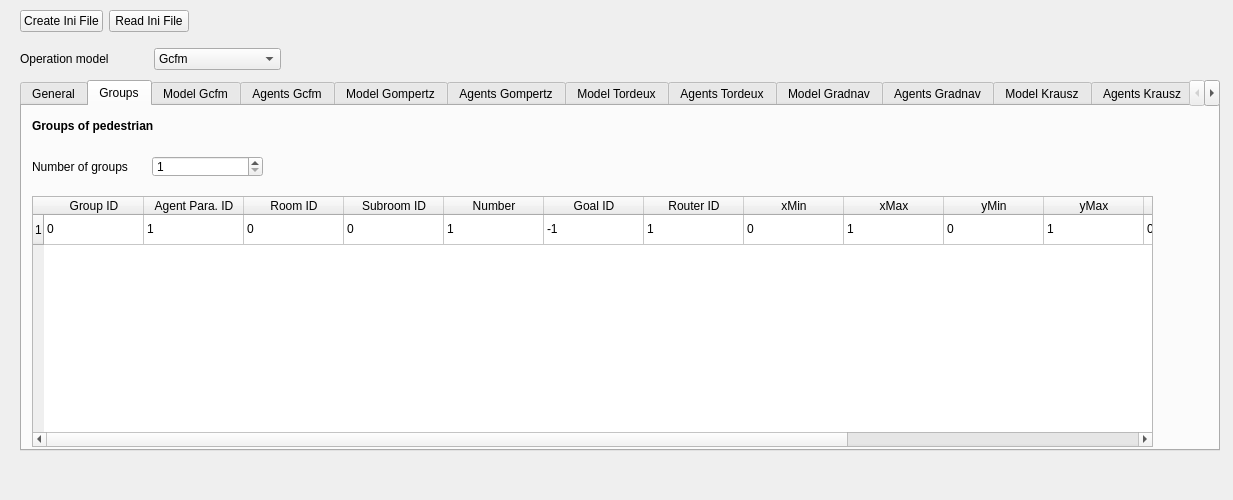
Qt form forms/inifilewidget.ui (JuPedSim/jpseditor) before a commit.
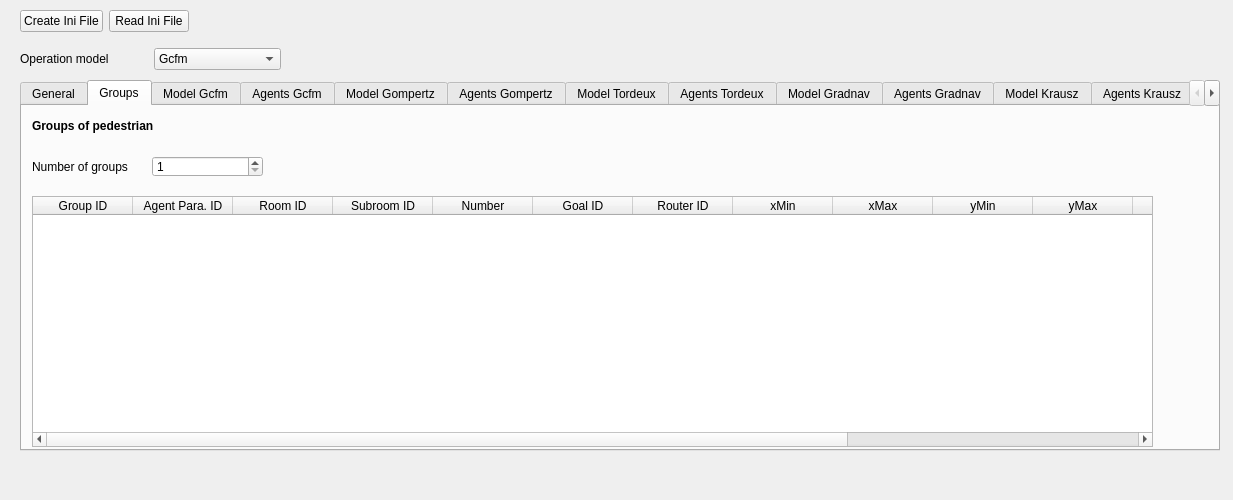
The same form after that commit. The open tabs and pages were chosen to show the change.

Commit message: [WIP] #134 Update ini file reader

Patch:
```diff
--- a/forms/inifilewidget.ui
+++ b/forms/inifilewidget.ui
@@ -530,11 +530,6 @@
        <height>251</height>
       </rect>
      </property>
-     <row>
-      <property name="text">
-       <string>1</string>
-      </property>
-     </row>
      <column>
       <property name="text">
        <string>Group ID</string>
@@ -610,81 +605,6 @@
        <string>Δ Risk. tol.</string>
       </property>
      </column>
-     <item row="0" column="0">
-      <property name="text">
-       <string>0</string>
-      </property>
-     </item>
-     <item row="0" column="1">
-      <property name="text">
-       <string>1</string>
-      </property>
-     </item>
-     <item row="0" column="2">
-      <property name="text">
-       <string>0</string>
-      </property>
-     </item>
-     <item row="0" column="3">
-      <property name="text">
-       <string>0</string>
-      </property>
-     </item>
-     <item row="0" column="4">
-      <property name="text">
-       <string>1</string>
-      </property>
-     </item>
-     <item row="0" column="5">
-      <property name="text">
-       <string>-1</string>
-      </property>
-     </item>
-     <item row="0" column="6">
-      <property name="text">
-       <string>1</string>
-      </property>
-     </item>
-     <item row="0" column="7">
-      <property name="text">
-       <string>0</string>
-      </property>
-     </item>
-     <item row="0" column="8">
-      <property name="text">
-       <string>1</string>
-      </property>
-     </item>
-     <item row="0" column="9">
-      <property name="text">
-       <string>0</string>
-      </property>
-     </item>
-     <item row="0" column="10">
-      <property name="text">
-       <string>1</string>
-      </property>
-     </item>
-     <item row="0" column="11">
-      <property name="text">
-       <string>0</string>
-      </property>
-     </item>
-     <item row="0" column="12">
-      <property name="text">
-       <string>0</string>
-      </property>
-     </item>
-     <item row="0" column="13">
-      <property name="text">
-       <string>0</string>
-      </property>
-     </item>
-     <item row="0" column="14">
-      <property name="text">
-       <string>0</string>
-      </property>
-     </item>
     </widget>
    </widget>
    <widget class="QWidget" name="tab_model_gcfm">
```
Left out of the diff: 8 changed lines with no effect on the pictures. The commit also changes 2 other files.
